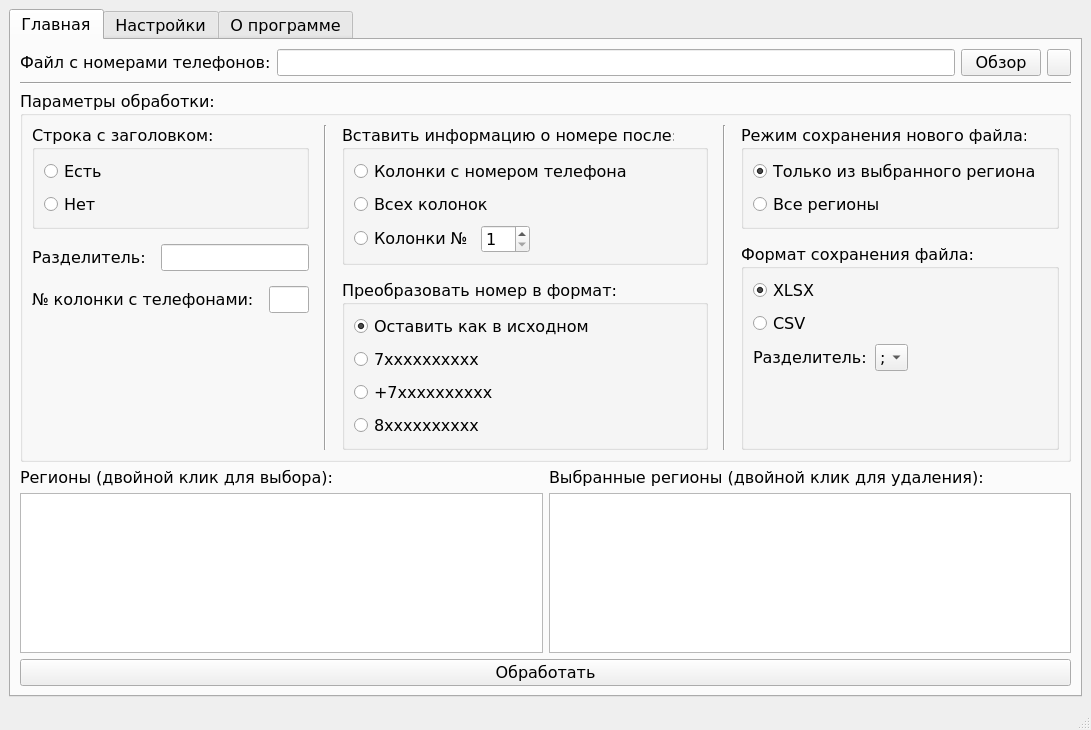
Qt form UI.ui (PowNey-code/PhoneArray) before a commit.
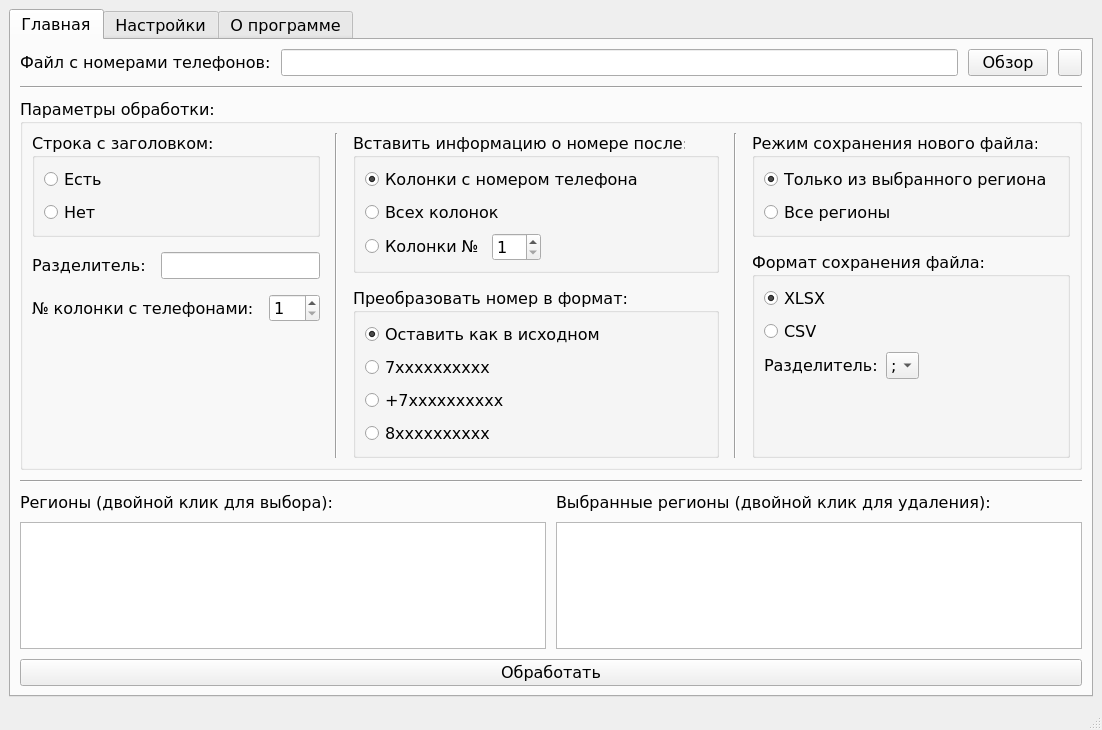
The same form after that commit.

Commit message: запуск UI

```diff
--- a/UI.ui
+++ b/UI.ui
@@ -6,7 +6,7 @@
    <rect>
     <x>0</x>
     <y>0</y>
-    <width>1091</width>
+    <width>911</width>
     <height>730</height>
    </rect>
   </property>
@@ -31,6 +31,9 @@
         <string>Главная</string>
        </attribute>
        <layout class="QVBoxLayout" name="verticalLayout_12">
+        <property name="spacing">
+         <number>10</number>
+        </property>
         <item>
          <layout class="QHBoxLayout" name="horizontalLayout_5">
           <item>
@@ -134,7 +137,14 @@
                 </widget>
                </item>
                <item>
-                <widget class="QLineEdit" name="LE_Separator"/>
+                <widget class="QLineEdit" name="LE_Separator">
+                 <property name="sizePolicy">
+                  <sizepolicy hsizetype="Fixed" vsizetype="Fixed">
+                   <horstretch>0</horstretch>
+                   <verstretch>0</verstretch>
+                  </sizepolicy>
+                 </property>
+                </widget>
                </item>
               </layout>
              </item>
@@ -151,7 +161,11 @@
                 </widget>
                </item>
                <item>
-                <widget class="QLineEdit" name="LE_Column_w_Phone"/>
+                <widget class="QSpinBox" name="SPINBOX_Column_w_Phone">
+                 <property name="minimum">
+                  <number>1</number>
+                 </property>
+                </widget>
                </item>
               </layout>
              </item>
@@ -196,6 +210,9 @@
                   <property name="text">
                    <string>Колонки с номером телефона</string>
                   </property>
+                  <property name="checked">
+                   <bool>true</bool>
+                  </property>
                  </widget>
                 </item>
                 <item>
@@ -458,6 +475,13 @@
           </layout>
          </widget>
         </item>
+        <item>
+         <widget class="Line" name="line_3">
+          <property name="orientation">
+           <enum>Qt::Horizontal</enum>
+          </property>
+         </widget>
+        </item>
         <item>
          <layout class="QHBoxLayout" name="horizontalLayout_7">
           <item>
```
Left out of the diff: 2 changed lines with no effect on the pictures. The commit also changes 1 other file.
